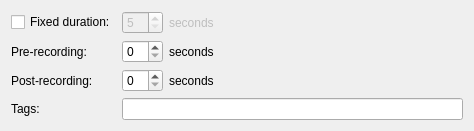
This is client/src/ui/widgets/business/bookmark_business_action_widget.ui in networkoptix/nx_open as Qt 5 draws it before an edit. The edited form follows.
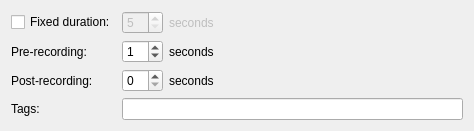
This is the edited form.

Commit message:
VMS-1862: Bookmark pre-recording may be displayed with different default values
VMS-1787: Add settings for bookmark startTime and endTime adjustments

<==== Mercurial data ====>
Branch: dev_2.5.0_gui

What changed in the file:
```diff
--- a/client/src/ui/widgets/business/bookmark_business_action_widget.ui
+++ b/client/src/ui/widgets/business/bookmark_business_action_widget.ui
@@ -102,7 +102,7 @@
          <number>30</number>
         </property>
         <property name="value">
-         <number>0</number>
+         <number>1</number>
         </property>
        </widget>
       </item>
```
The commit also changes 1 other file.
